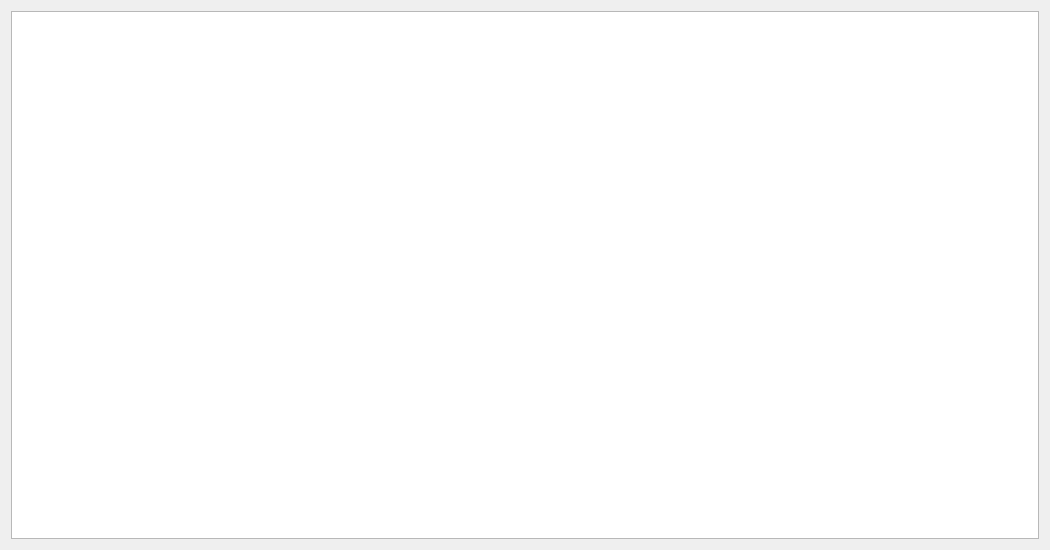
Old version of the form showclassmembers.ui in the repository AliRn76/Student-Portal.
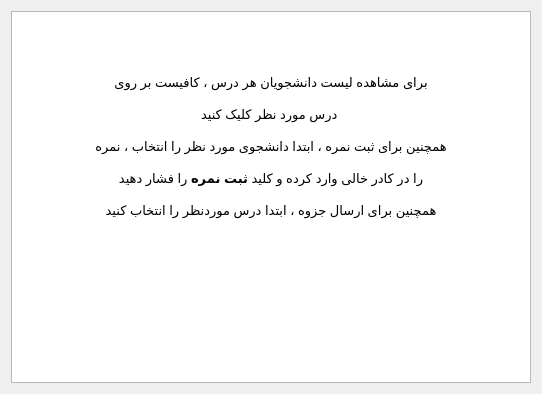
New version of the form.

Commit message: 5- change UI of teacher main Dialog

What changed in the file:
```diff
--- a/showclassmembers.ui
+++ b/showclassmembers.ui
@@ -6,8 +6,8 @@
    <rect>
     <x>0</x>
     <y>0</y>
-    <width>1050</width>
-    <height>550</height>
+    <width>542</width>
+    <height>394</height>
    </rect>
   </property>
   <property name="windowTitle">
@@ -15,7 +15,29 @@
   </property>
   <layout class="QGridLayout" name="gridLayout">
    <item row="0" column="0">
-    <widget class="QTableView" name="tableView"/>
+    <widget class="QTextBrowser" name="textBrowser">
+     <property name="html">
+      <string>&lt;!DOCTYPE HTML PUBLIC &quot;-//W3C//DTD HTML 4.0//EN&quot; &quot;http://www.w3.org/TR/REC-html40/strict.dtd&quot;&gt;
+&lt;html&gt;&lt;head&gt;&lt;meta name=&quot;qrichtext&quot; content=&quot;1&quot; /&gt;&lt;style type=&quot;text/css&quot;&gt;
+p, li { white-space: pre-wrap; }
+&lt;/style&gt;&lt;/head&gt;&lt;body style=&quot; font-family:'MS Shell Dlg 2'; font-size:7.8pt; font-weight:400; font-style:normal;&quot;&gt;
+&lt;p align=&quot;center&quot; style=&quot;-qt-paragraph-type:empty; margin-top:0px; margin-bottom:0px; margin-left:0px; margin-right:0px; -qt-block-indent:0; text-indent:0px;&quot;&gt;&lt;br /&gt;&lt;/p&gt;
+&lt;p align=&quot;center&quot; style=&quot;-qt-paragraph-type:empty; margin-top:0px; margin-bottom:0px; margin-left:0px; margin-right:0px; -qt-block-indent:0; text-indent:0px; font-size:10pt;&quot;&gt;&lt;br /&gt;&lt;/p&gt;
+&lt;p align=&quot;center&quot; style=&quot;-qt-paragraph-type:empty; margin-top:0px; margin-bottom:0px; margin-left:0px; margin-right:0px; -qt-block-indent:0; text-indent:0px; font-size:10pt;&quot;&gt;&lt;br /&gt;&lt;/p&gt;
+&lt;p align=&quot;center&quot; style=&quot;-qt-paragraph-type:empty; margin-top:0px; margin-bottom:0px; margin-left:0px; margin-right:0px; -qt-block-indent:0; text-indent:0px; font-size:10pt;&quot;&gt;&lt;br /&gt;&lt;/p&gt;
+&lt;p align=&quot;center&quot; style=&quot; margin-top:0px; margin-bottom:0px; margin-left:0px; margin-right:0px; -qt-block-indent:0; text-indent:0px;&quot;&gt;&lt;span style=&quot; font-size:10pt;&quot;&gt;برای مشاهده لیست دانشجویان هر درس ، کافیست بر روی&lt;/span&gt;&lt;/p&gt;
+&lt;p align=&quot;center&quot; style=&quot;-qt-paragraph-type:empty; margin-top:0px; margin-bottom:0px; margin-left:0px; margin-right:0px; -qt-block-indent:0; text-indent:0px; font-size:10pt;&quot;&gt;&lt;br /&gt;&lt;/p&gt;
+&lt;p align=&quot;center&quot; style=&quot; margin-top:0px; margin-bottom:0px; margin-left:0px; margin-right:0px; -qt-block-indent:0; text-indent:0px;&quot;&gt;&lt;span style=&quot; font-size:10pt;&quot;&gt;درس مورد نظر کلیک کنید &lt;/span&gt;&lt;/p&gt;
+&lt;p align=&quot;center&quot; style=&quot;-qt-paragraph-type:empty; margin-top:0px; margin-bottom:0px; margin-left:0px; margin-right:0px; -qt-block-indent:0; text-indent:0px; font-size:10pt;&quot;&gt;&lt;br /&gt;&lt;/p&gt;
+&lt;p align=&quot;center&quot; style=&quot; margin-top:0px; margin-bottom:0px; margin-left:0px; margin-right:0px; -qt-block-indent:0; text-indent:0px;&quot;&gt;&lt;span style=&quot; font-size:10pt;&quot;&gt;همچنین برای ثبت نمره ، ابتدا دانشجوی مورد نظر را انتخاب ، نمره&lt;/span&gt;&lt;/p&gt;
+&lt;p align=&quot;center&quot; style=&quot;-qt-paragraph-type:empty; margin-top:0px; margin-bottom:0px; margin-left:0px; margin-right:0px; -qt-block-indent:0; text-indent:0px; font-size:10pt;&quot;&gt;&lt;br /&gt;&lt;/p&gt;
+&lt;p align=&quot;center&quot; style=&quot; margin-top:0px; margin-bottom:0px; margin-left:0px; margin-right:0px; -qt-block-indent:0; text-indent:0px;&quot;&gt;&lt;span style=&quot; font-size:10pt;&quot;&gt;را در کادر خالی وارد کرده و کلید &lt;/span&gt;&lt;span style=&quot; font-size:10pt; font-weight:600;&quot;&gt;ثبت نمره&lt;/span&gt;&lt;span style=&quot; font-size:10pt;&quot;&gt; را فشار دهید&lt;/span&gt;&lt;/p&gt;
+&lt;p align=&quot;center&quot; style=&quot;-qt-paragraph-type:empty; margin-top:0px; margin-bottom:0px; margin-left:0px; margin-right:0px; -qt-block-indent:0; text-indent:0px; font-size:10pt;&quot;&gt;&lt;br /&gt;&lt;/p&gt;
+&lt;p align=&quot;center&quot; style=&quot; margin-top:0px; margin-bottom:0px; margin-left:0px; margin-right:0px; -qt-block-indent:0; text-indent:0px;&quot;&gt;&lt;span style=&quot; font-size:10pt;&quot;&gt;همچنین برای ارسال جزوه ، ابتدا درس موردنظر را انتخاب کنید&lt;/span&gt;&lt;/p&gt;
+&lt;p align=&quot;center&quot; style=&quot; margin-top:0px; margin-bottom:0px; margin-left:0px; margin-right:0px; -qt-block-indent:0; text-indent:0px;&quot;&gt;&lt;span style=&quot; font-size:10pt;&quot;&gt; &lt;/span&gt;&lt;/p&gt;
+&lt;p align=&quot;center&quot; style=&quot;-qt-paragraph-type:empty; margin-top:0px; margin-bottom:0px; margin-left:0px; margin-right:0px; -qt-block-indent:0; text-indent:0px;&quot;&gt;&lt;br /&gt;&lt;/p&gt;&lt;/body&gt;&lt;/html&gt;</string>
+     </property>
+    </widget>
    </item>
   </layout>
  </widget>
```
The commit also changes 6 other files.
